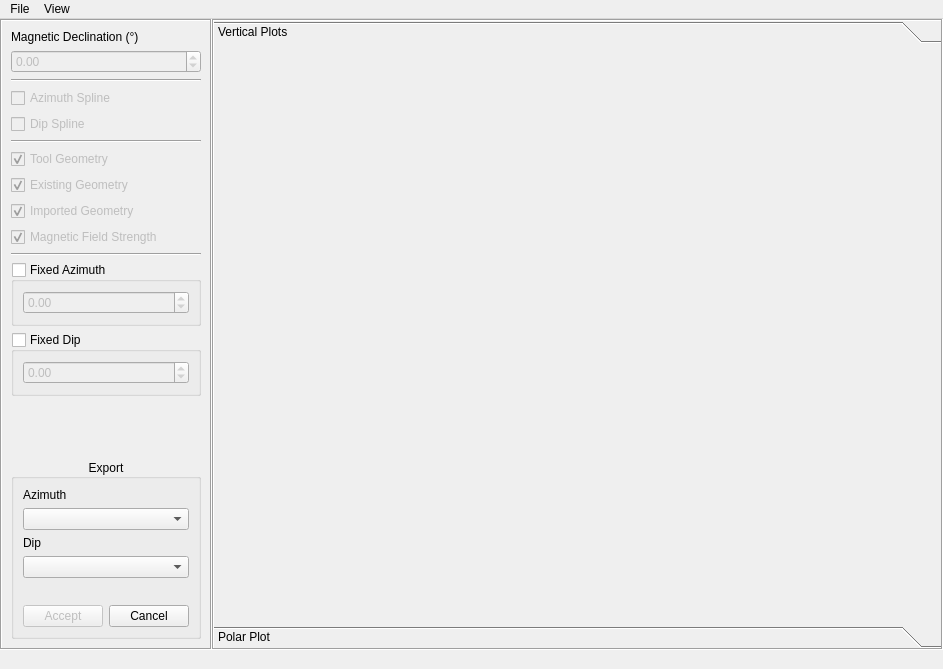
Eric-Meunier/Processor-Suite, file src/qt_ui/pem_geometry.ui: the form before one commit.
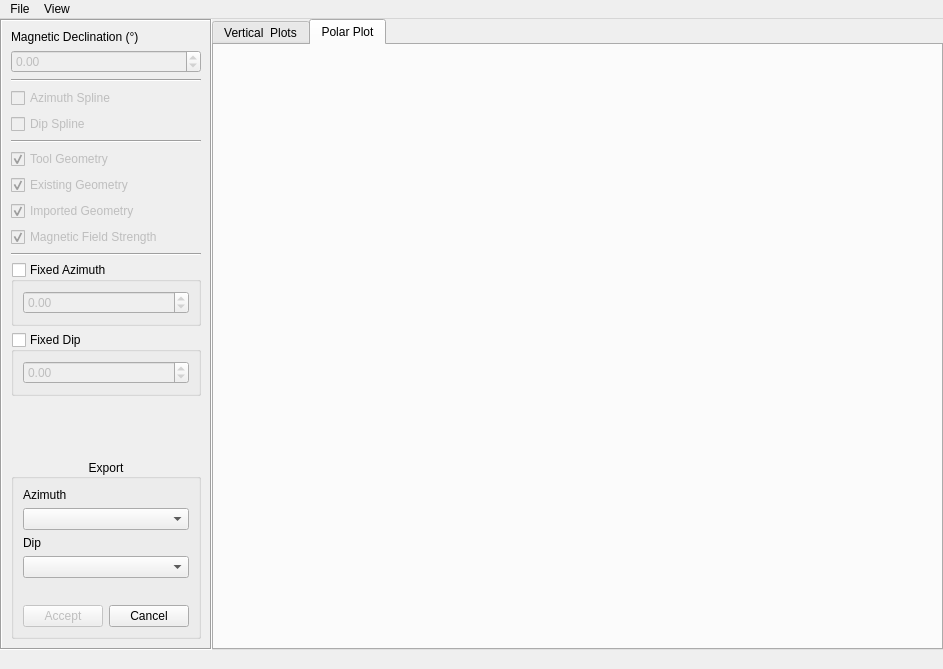
The form after the commit.

Commit message: Added polar plot to PEM geometry.

Patch:
```diff
--- a/src/qt_ui/pem_geometry.ui
+++ b/src/qt_ui/pem_geometry.ui
@@ -314,16 +314,13 @@
      </widget>
     </item>
     <item row="0" column="2">
-     <widget class="QToolBox" name="toolBox_2">
-      <property name="frameShape">
-       <enum>QFrame::Box</enum>
+     <widget class="QTabWidget" name="tabWidget_2">
+      <property name="currentIndex">
+       <number>1</number>
       </property>
-      <property name="frameShadow">
-       <enum>QFrame::Sunken</enum>
-      </property>
-      <widget class="QWidget" name="toolBox_2Page1" native="true">
-       <attribute name="label">
-        <string>Vertical Plots</string>
+      <widget class="QWidget" name="tabWidget_2Page1" native="true">
+       <attribute name="title">
+        <string>Vertical  Plots</string>
        </attribute>
        <layout class="QVBoxLayout" name="verticalLayout_2">
         <property name="spacing">
@@ -346,8 +343,8 @@
         </item>
        </layout>
       </widget>
-      <widget class="QWidget" name="page">
-       <attribute name="label">
+      <widget class="QWidget" name="tabWidget_2Page2" native="true">
+       <attribute name="title">
         <string>Polar Plot</string>
        </attribute>
        <layout class="QVBoxLayout" name="verticalLayout_6">
```
The commit also changes 1 other file.
